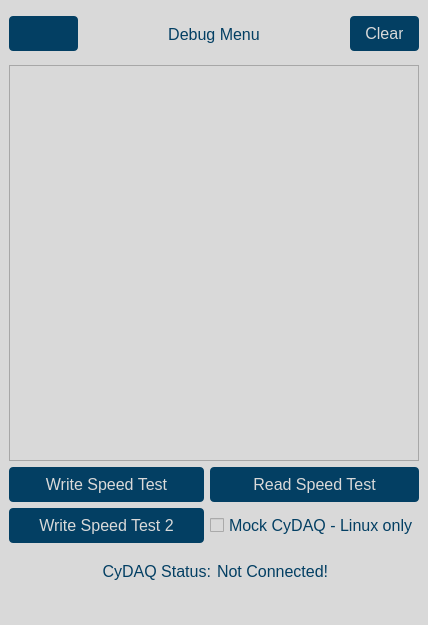
This is gui/qtdesigner/Debug.ui in wyattduber/CyDAQ as Qt 5 draws it before an edit. The edited form follows.
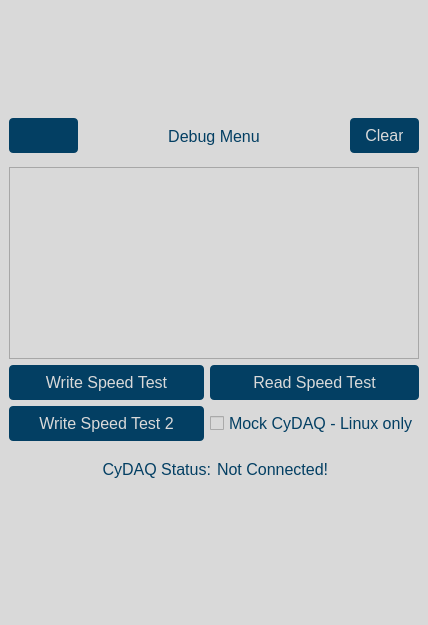
This is the edited form. Icons and pictures are not drawn.

The edit to the form file:
```diff
--- a/gui/qtdesigner/Debug.ui
+++ b/gui/qtdesigner/Debug.ui
@@ -39,12 +39,6 @@
    <string notr="true">background-color: #d9d9d9;</string>
   </property>
   <widget class="QWidget" name="centralwidget">
-   <property name="maximumSize">
-    <size>
-     <width>700</width>
-     <height>900</height>
-    </size>
-   </property>
    <property name="layoutDirection">
     <enum>Qt::LeftToRight</enum>
    </property>
@@ -70,6 +64,24 @@
    </property>
    <layout class="QVBoxLayout" name="verticalLayout">
     <item>
+     <spacer name="verticalSpacer">
+      <property name="orientation">
+       <enum>Qt::Vertical</enum>
+      </property>
+      <property name="sizeType">
+       <enum>QSizePolicy::MinimumExpanding</enum>
+      </property>
+      <property name="sizeHint" stdset="0">
+       <size>
+        <width>20</width>
+        <height>40</height>
+       </size>
+      </property>
+     </spacer>
+    </item>
+    <item>
+     <layout class="QVBoxLayout" name="wrapper">
+      <item>
      <layout class="QHBoxLayout" name="horizontalLayout_3">
       <item>
        <widget class="QPushButton" name="home_btn">
@@ -204,6 +216,24 @@
        </widget>
       </item>
      </layout>
+      </item>
+     </layout>
+    </item>
+    <item>
+     <spacer name="verticalSpacer_2">
+      <property name="orientation">
+       <enum>Qt::Vertical</enum>
+      </property>
+      <property name="sizeType">
+       <enum>QSizePolicy::MinimumExpanding</enum>
+      </property>
+      <property name="sizeHint" stdset="0">
+       <size>
+        <width>20</width>
+        <height>40</height>
+       </size>
+      </property>
+     </spacer>
     </item>
    </layout>
   </widget>
```
Left out of the diff: 3 changed lines with no effect on the pictures. Lines whose indentation alone changed are shown as unchanged.
